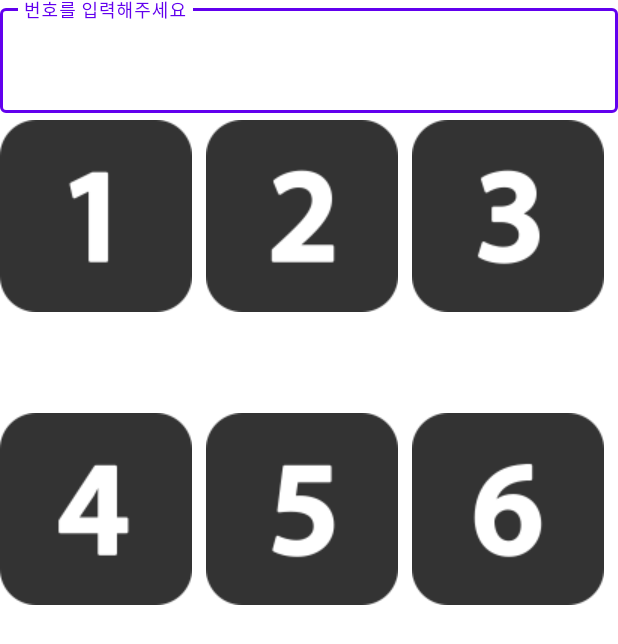
After one commit to union-flowershy/UniDID, an Android app: the GridActivity screen opened directly, with no data from a screen before it, on a phone screen of 412 x 824 dp. The commit adds this screen. Shown: the top 644 px of the screen. Run offline under Robolectric (Android 15) with nearby library versions, the phone set to English and light mode, and no system bars.

Commit message:
[OFFICE] - 주문입력 그리드 작업 2022-10-27 PM 18:53

```diff
--- a/app/src/main/AndroidManifest.xml
+++ b/app/src/main/AndroidManifest.xml
@@ -17,6 +17,7 @@
 <!--        <activity android:name=".CallActivity"/>-->
         <activity android:name=".SplashActivity"/>
         <activity android:name=".CallActivity"/>
+        <activity android:name=".GridActivity"/>
         <activity
             android:name=".MainActivity"
             android:exported="true">
--- /dev/null
+++ b/app/src/main/java/com/example/unidid/GridActivity.kt
@@ -0,0 +1,39 @@
+package com.example.unidid
+
+//import android.R
+
+import android.annotation.SuppressLint
+import android.os.Bundle
+import android.widget.*
+import androidx.appcompat.app.AppCompatActivity
+import androidx.constraintlayout.widget.ConstraintLayout
+
+
+
+class GridActivity: AppCompatActivity() {
+
+    private lateinit var gridView: GridView
+    private val numberWord = arrayListOf("1", "2", "3", "4", "5", "6", "7", "8", "9", "←", "0", "호출\n삭제", "왼쪽", "오른쪽", "호출")
+    private val numberImage = arrayListOf(R.drawable.one, R.drawable.two, R.drawable.three, R.drawable.four, R.drawable.five, R.drawable.six)
+
+
+    @SuppressLint("ClickableViewAccessibility", "CutPasteId")
+    override fun onCreate(savedInstanceState: Bundle?) {
+        super.onCreate(savedInstanceState)
+        setContentView(R.layout.grid_call)
+
+        gridView = findViewById(R.id.gridView)
+//        val numberAdapter: NumberAdapter = NumberAdapter(this@GridActivity, numberWord, numberImage)
+//        val numberAdapter: NumberAdapter = NumberAdapter(this@GridActivity, numberWord)
+        val numberAdapter: NumberAdapter = NumberAdapter(this@GridActivity, numberImage)
+
+        gridView.adapter = numberAdapter
+
+//        gridView.setOnItemClickListener(AdapterView.OnItemClickListener() {
+//            override fun onItemClick(adapterView: AdapterView?, view: View, position: Int) {
+//            -> {
+//            }
+//            })
+//        }
+    }
+}
--- /dev/null
+++ b/app/src/main/java/com/example/unidid/NumberAdapter.kt
@@ -0,0 +1,64 @@
+package com.example.unidid
+
+import android.content.Context
+import android.view.LayoutInflater
+import android.view.View
+import android.view.ViewGroup
+import android.widget.BaseAdapter
+import android.widget.ImageView
+import android.widget.TextView
+
+class NumberAdapter() : BaseAdapter() {
+
+   private var context: Context? = null
+   private var arrNumberWord: ArrayList<String>? = null
+   private var arrNumberImage: ArrayList<Int>? = null
+   private var inflater: LayoutInflater? = null
+
+
+//    constructor(context: Context, arrNumberWord: ArrayList<String>, arrNumberImage: ArrayList<Int>) : this() {
+//        this.context = context
+//        this.arrNumberWord = arrNumberWord
+//        this.arrNumberImage = arrNumberImage
+//    }
+
+//    constructor(context: Context, arrNumberWord: ArrayList<String>) : this() {
+//        this.context = context
+//        this.arrNumberWord = arrNumberWord
+//    }
+
+        constructor(context: Context, arrNumberImage: ArrayList<Int>) : this() {
+        this.context = context
+        this.arrNumberImage = arrNumberImage
+    }
+
+    override fun getView(position: Int, view: View?, viewGroup: ViewGroup?): View? {
+
+        inflater = context!!.getSystemService(Context.LAYOUT_INFLATER_SERVICE) as LayoutInflater?
+        val view = inflater!!.inflate(R.layout.number_main, null)
+
+        val numberImage: ImageView = view.findViewById(R.id.numberImage) as ImageView
+//        val numberWord: TextView = view.findViewById(R.id.numberText) as TextView
+
+        numberImage.setImageResource(arrNumberImage!![position])
+//        numberWord.text = arrNumberWord!![position]
+
+        return view
+    }
+
+
+    override fun getCount(): Int {
+        return arrNumberImage!!.size
+    }
+
+    override fun getItem(position: Int): Any {
+        return arrNumberImage!![position]
+    }
+
+    override fun getItemId(position: Int): Long {
+        return 0
+    }
+
+
+
+}
--- /dev/null
+++ b/app/src/main/res/layout/grid_call.xml
@@ -0,0 +1,29 @@
+<?xml version="1.0" encoding="utf-8"?>
+<LinearLayout xmlns:android="http://schemas.android.com/apk/res/android"
+    xmlns:app="http://schemas.android.com/apk/res-auto"
+    android:orientation="vertical"
+    android:layout_width="match_parent"
+    android:layout_height="match_parent"
+    android:id="@+id/grid_call">
+
+
+    <com.google.android.material.textfield.TextInputLayout
+        android:id="@+id/textInputLayout"
+        style="@style/Widget.MaterialComponents.TextInputLayout.OutlinedBox"
+        android:layout_width="match_parent"
+        android:layout_height="80dp"
+        android:hint="@string/textbox">
+
+        <com.google.android.material.textfield.TextInputEditText
+            android:id="@+id/call_id"
+            android:layout_width="match_parent"
+            android:layout_height="70dp" />
+
+    </com.google.android.material.textfield.TextInputLayout>
+
+    <GridView
+        android:id="@+id/gridView"
+        android:layout_width="match_parent"
+        android:layout_height="match_parent"
+        android:numColumns="3"/>
+</LinearLayout>
--- /dev/null
+++ b/app/src/main/res/layout/number_main.xml
@@ -0,0 +1,18 @@
+<?xml version="1.0" encoding="utf-8"?>
+<LinearLayout xmlns:android="http://schemas.android.com/apk/res/android"
+    android:layout_width="wrap_content"
+    android:layout_height="wrap_content"
+    android:orientation="vertical">
+
+    <ImageView
+        android:id="@+id/numberImage"
+        android:layout_width="wrap_content"
+        android:layout_height="wrap_content"/>
+
+    <TextView
+        android:id="@+id/numberText"
+        android:layout_width="wrap_content"
+        android:layout_height="wrap_content"
+        android:textSize="50sp"/>
+
+</LinearLayout>
--- a/app/src/main/res/values/themes.xml
+++ b/app/src/main/res/values/themes.xml
@@ -1,6 +1,6 @@
 <resources xmlns:tools="http://schemas.android.com/tools">
     <!-- Base application theme. -->
-    <style name="Theme.UniDID" parent="Theme.MaterialComponents.DayNight.DarkActionBar">
+    <style name="Theme.UniDID" parent="Theme.MaterialComponents.DayNight.NoActionBar">
         <!-- Primary brand color. -->
         <item name="colorPrimary">@color/purple_500</item>
         <item name="colorPrimaryVariant">@color/purple_700</item>
```
Also changed, not shown: app/src/main/res/drawable/five.png (added), app/src/main/res/drawable/four.png (added), app/src/main/res/drawable/one.png (added), app/src/main/res/drawable/six.png (added), app/src/main/res/drawable/three.png (added), app/src/main/res/drawable/two.png (added).
